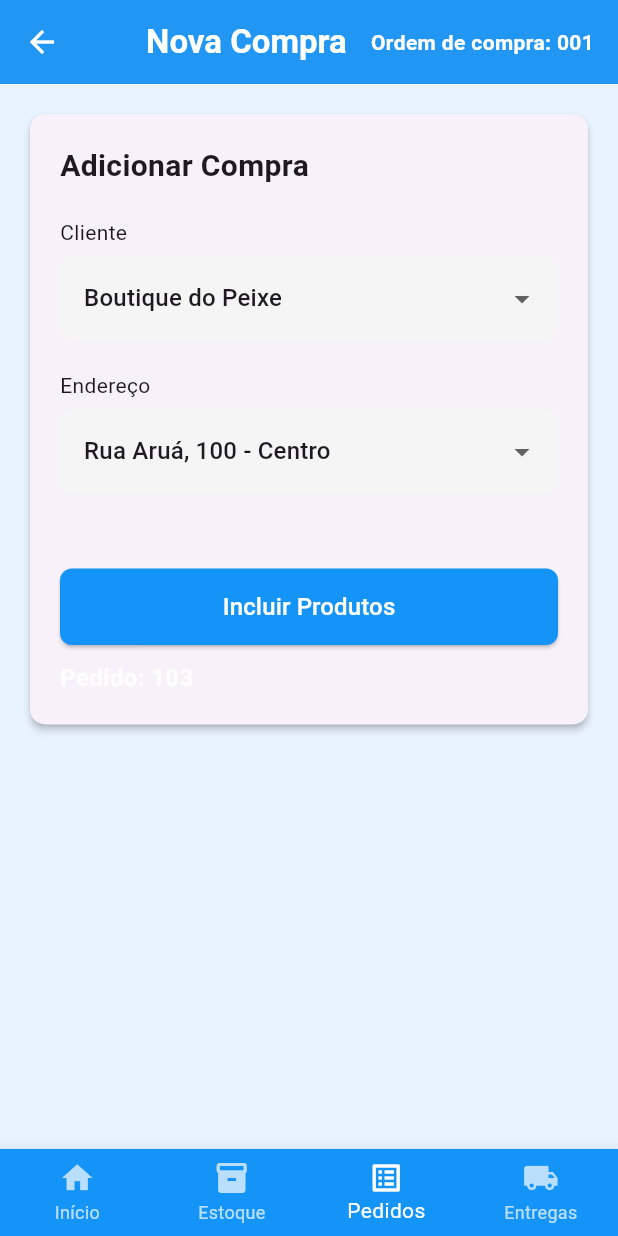
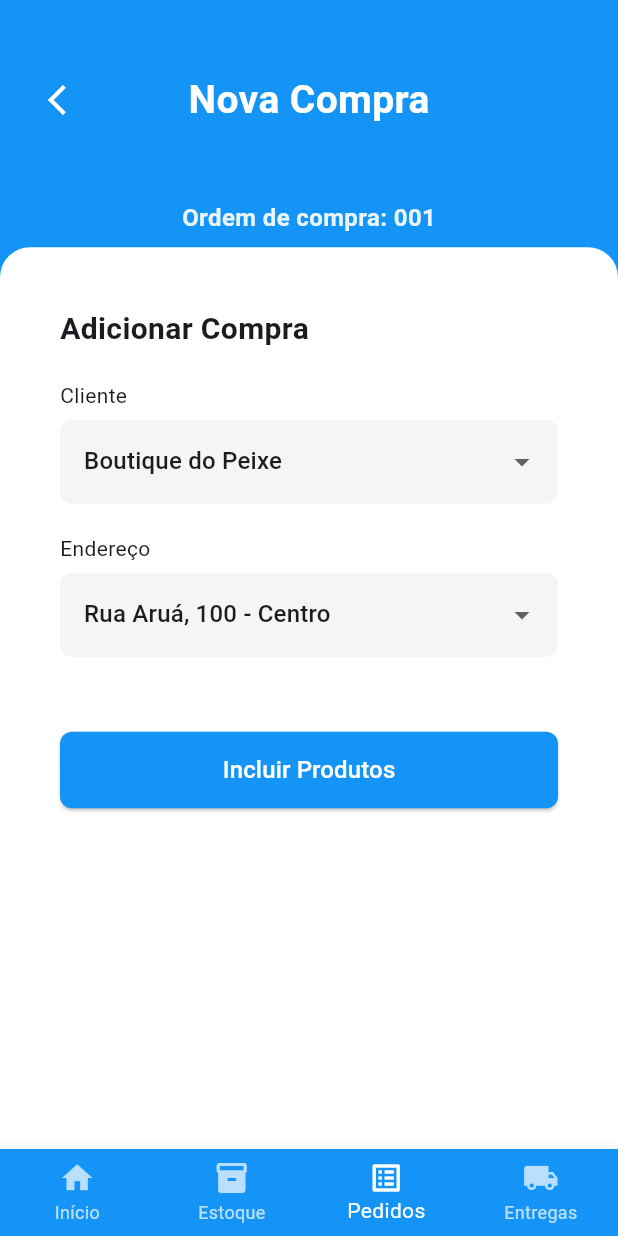
Before and after one commit to rafaelsants1/bmpescados_app, a Flutter app: the CompraPage screen opened directly, on a phone screen of 412 x 824 dp. Run offline on Flutter 3.47's test engine with Material 3 defaults, Android fonts, the phone set to English and light mode, and no system bars.

Commit message:
Alterações de layout para padronização e visualização de pdf na tela de relatórios

```diff
--- a/lib/pages/compra_page.dart
+++ b/lib/pages/compra_page.dart
@@ -8,7 +8,6 @@ import 'package:bmpescados_app/pages/baixar_estoque_page.dart';
 import 'package:bmpescados_app/pages/estoque_page.dart';
 import 'package:bmpescados_app/widgets/bottom_nav.dart';
 import 'package:bmpescados_app/pages/novo_pedido_page.dart';
-
 
 class CompraPage extends StatefulWidget {
   const CompraPage({super.key});
@@ -50,7 +49,9 @@ class _CompraPageState extends State<CompraPage> {
               borderSide: BorderSide.none,
             ),
           ),
-          items: items.map((item) => DropdownMenuItem(value: item, child: Text(item))).toList(),
+          items: items
+              .map((item) => DropdownMenuItem(value: item, child: Text(item)))
+              .toList(),
           onChanged: onChanged,
         ),
         const SizedBox(height: 20),
@@ -74,36 +75,76 @@ class _CompraPageState extends State<CompraPage> {
   @override
   Widget build(BuildContext context) {
     return Scaffold(
-      backgroundColor: const Color(0xFFE9F2FF),
-      appBar: AppBar(
-        backgroundColor: const Color(0xFF2196F3),
-        automaticallyImplyLeading: false,
-        title: const Text(
-          "Nova Compra",
-          style: TextStyle(color: Colors.white, fontWeight: FontWeight.bold),
+      backgroundColor: const Color(0xFF1494F6),
+      body: Column(
+        children: [
+          SizedBox(
+            height: MediaQuery.of(context).size.height * 0.2,
+            width: double.infinity,
+            child: Column(
+              children: [
+                Expanded(
+                  child: Stack(
+                    alignment: Alignment.center,
+                    children: [
+                      const Text(
+                        'Nova Compra',
+                        style: TextStyle(
+                          fontSize: 26,
+                          color: Colors.white,
+                          fontWeight: FontWeight.bold,
                         ),
-        centerTitle: true,
-        leading: IconButton(
-          icon: const Icon(Icons.arrow_back, color: Colors.white),
-          onPressed: () => Navigator.pop(context),
                       ),
-        actions: const [
+                      Align(
+                        alignment: Alignment.centerLeft,
+                        child: IconButton(
+                          padding: const EdgeInsets.only(left: 32),
+                          icon: const Icon(
+                            Icons.arrow_back_ios,
+                            color: Colors.white,
+                          ),
+                          onPressed: () {
+                            if (Navigator.of(context).canPop()) {
+                              Navigator.of(context).pop();
+                            }
+                          },
+                        ),
+                      ),
+                    ],
+                  ),
+                ),
+
                 Padding(
-            padding: EdgeInsets.only(right: 16),
-            child: Center(
+                  padding: const EdgeInsets.only(bottom: 8.0),
                   child: Text(
                     "Ordem de compra: 001",
-                style: TextStyle(color: Colors.white, fontWeight: FontWeight.w600),
+                    style: TextStyle(
+                      color: Colors.white.withOpacity(0.9),
+                      fontWeight: FontWeight.w600,
+                      fontSize: 16,
                     ),
                   ),
                 ),
               ],
             ),
-      body: SingleChildScrollView(
+          ),
+
+          Expanded(
+            child: Container(
+              width: double.infinity,
+              decoration: const BoxDecoration(
+                color: Colors.white,
+                borderRadius: BorderRadius.vertical(top: Radius.circular(20)),
+              ),
+              child: SingleChildScrollView(
                 padding: const EdgeInsets.all(16),
                 child: Card(
-          elevation: 2,
-          shape: RoundedRectangleBorder(borderRadius: BorderRadius.circular(10)),
+                  elevation:
+                      0,
+                  color: Colors.white,
+                  shape: RoundedRectangleBorder(
+                    borderRadius: BorderRadius.circular(10),
+                  ),
                   child: Padding(
                     padding: const EdgeInsets.all(20),
                     child: Column(
@@ -111,7 +152,10 @@ class _CompraPageState extends State<CompraPage> {
                       children: [
                         const Text(
                           "Adicionar Compra",
-                  style: TextStyle(fontSize: 20, fontWeight: FontWeight.bold),
+                          style: TextStyle(
+                            fontSize: 20,
+                            fontWeight: FontWeight.bold,
+                          ),
                         ),
                         const SizedBox(height: 20),
 
@@ -119,14 +163,20 @@ class _CompraPageState extends State<CompraPage> {
                           label: "Cliente",
                           value: clienteSelecionado,
                           items: ["Boutique do Peixe", "Pescados do Mar"],
-                  onChanged: (val) => setState(() => clienteSelecionado = val),
+                          onChanged: (val) =>
+                              setState(() => clienteSelecionado = val),
                         ),
                         _buildDropdown(
                           label: "Endereço",
                           value: enderecoSelecionado,
-                  items: ["Rua Aruá, 100 - Centro", "Av. Beira Mar, 240"],
-                  onChanged: (val) => setState(() => enderecoSelecionado = val),
+                          items: [
+                            "Rua Aruá, 100 - Centro",
+                            "Av. Beira Mar, 240",
+                          ],
+                          onChanged: (val) =>
+                              setState(() => enderecoSelecionado = val),
                         ),
+
                         const SizedBox(height: 30),
 
                         SizedBox(
@@ -135,28 +185,25 @@ class _CompraPageState extends State<CompraPage> {
                             onPressed: () {
                               Navigator.pushReplacement(
                                 context,
-                        CupertinoPageRoute(builder: (_) => const IncluirItensPage()),
+                                CupertinoPageRoute(
+                                  builder: (_) => const IncluirItensPage(),
+                                ),
                               );
                             },
                             style: ElevatedButton.styleFrom(
                               backgroundColor: const Color(0xFF1494F6),
-                      shape: RoundedRectangleBorder(borderRadius: BorderRadius.circular(8)),
+                              shape: RoundedRectangleBorder(
+                                borderRadius: BorderRadius.circular(8),
+                              ),
                               padding: const EdgeInsets.symmetric(vertical: 14),
                             ),
                             child: const Text(
                               "Incluir Produtos",
-                      style: TextStyle(fontSize: 16, color: Colors.white),
+                              style: TextStyle(
+                                fontSize: 16,
+                                color: Colors.white,
                               ),
                             ),
-                ),
-
-                const SizedBox(height: 10),
-                Text(
-                  "Pedido: 103",
-                  style: TextStyle(
-                    color: Colors.white.withOpacity(0.9),
-                    fontWeight: FontWeight.w600,
-                    fontSize: 16,
                           ),
                         ),
                       ],
@@ -164,6 +211,11 @@ class _CompraPageState extends State<CompraPage> {
                   ),
                 ),
               ),
+            ),
+          ),
+        ],
+      ),
+
       bottomNavigationBar: CustomBottomNav(
         currentIndex: _selectedIndex,
         onItemTapped: _onItemTapped,
--- a/lib/pages/estoque_page.dart
+++ b/lib/pages/estoque_page.dart
@@ -103,7 +103,6 @@ class TelaEstoque extends StatelessWidget {
                         ),
                       ),
 
-                      // Botão de voltar
                       Align(
                         alignment: Alignment.centerLeft,
                         child: IconButton(
--- a/lib/pages/incluir_pedidos_page.dart
+++ b/lib/pages/incluir_pedidos_page.dart
@@ -121,7 +121,7 @@ class _IncluirItensPageState extends State<IncluirItensPage> {
         .toList();
 
     return Scaffold(
-      backgroundColor: const Color(0xFF1494F6), // Fundo azul
+      backgroundColor: const Color(0xFF1494F6),
       body: Stack(
         children: [
           Column(
@@ -164,7 +164,6 @@ class _IncluirItensPageState extends State<IncluirItensPage> {
                         ],
                       ),
                     ),
-                    // Filtro de pesquisa
                     Container(
                       padding: const EdgeInsets.all(8),
                       child: SingleChildScrollView(
--- a/lib/pages/relatorios_page.dart
+++ b/lib/pages/relatorios_page.dart
@@ -116,11 +116,10 @@ class _RelatoriosPageState extends State<RelatoriosPage> {
                 const SizedBox(height: 20),
                 ElevatedButton(
                   onPressed: () {
-                    // Aqui você pode adicionar a lógica para "Baixar PDF" ou "Imprimir"
                     ScaffoldMessenger.of(context).showSnackBar(
                       SnackBar(content: Text('Download do relatório de $reportTitle iniciado!')),
                     );
-                    Navigator.of(context).pop(); // Fecha o popup após a ação
+                    Navigator.of(context).pop();
                   },
                   style: ElevatedButton.styleFrom(
                     backgroundColor: const Color(0xFF1494F6),
@@ -206,7 +205,6 @@ class _RelatoriosPageState extends State<RelatoriosPage> {
                         return _ReportListItem(
                           title: title,
                           onTap: () {
-                            // Ação ao clicar em "Gerar"
                             _showPdfVieweePopup(title);
                           },
                         );
```
Also changed, not shown: lib/pages/detalhes_pedido_page.dart (+4 -13 lines), lib/pages/entregas_pendentes_page.dart (+2 -5 lines), lib/pages/novo_pedido_page.dart (+0 -7 lines), lib/pages/tela_pedidos_page.dart (+8 -23 lines). Lines whose indentation alone changed are shown as unchanged.
